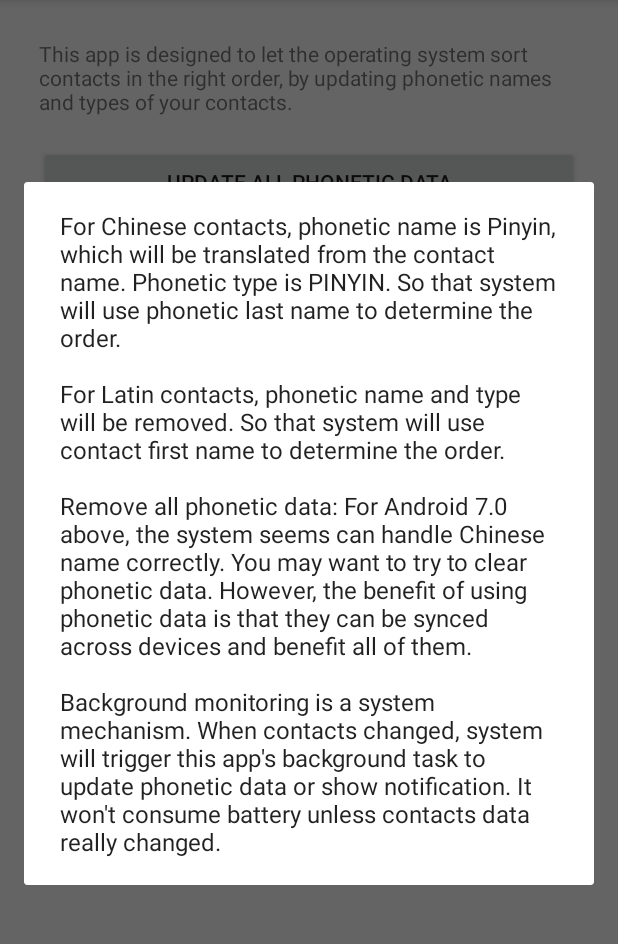
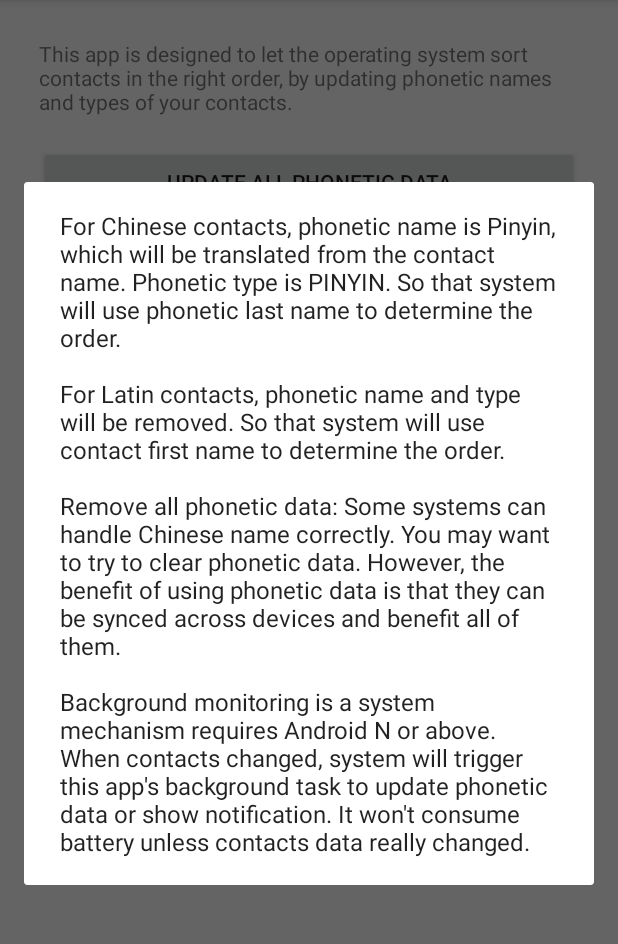
Before and after one commit to ranmocy/MonkeyTree, an Android app: the screen it shows after launch (MonkeyActivity), after a tap on "HOW THIS WORKS", on a phone screen of 412 x 824 dp, the part 84-1028 px from its top. Run offline under Robolectric (Android 15) with nearby library versions, the light colour scheme and no system bars; libraries missing offline, so code that uses them is left out: com.ibm.icu.

Commit message:
minor updates

```diff
--- a/app/src/main/res/layout/fragment_instruction.xml
+++ b/app/src/main/res/layout/fragment_instruction.xml
@@ -75,12 +75,12 @@
                     android:text="@string/switch_background"/>
             </RelativeLayout>
 
+            <View
+                android:layout_width="match_parent"
+                android:layout_height="1dp"
+                android:background="#444"/>
+
         </LinearLayout>
-
-        <View
-            android:layout_width="match_parent"
-            android:layout_height="1dp"
-            android:background="#444"/>
 
         <Button
             android:id="@+id/btn_learn_more"
--- a/app/src/main/res/values/strings.xml
+++ b/app/src/main/res/values/strings.xml
@@ -27,13 +27,13 @@
         \n\nFor Latin contacts, phonetic name and type will be removed. So that system will use
         contact first name to determine the order.
 
-        \n\nRemove all phonetic data: For Android 7.0 above, the system seems can handle Chinese name
-        correctly. You may want to try to clear phonetic data. However, the benefit of using
-        phonetic data is that they can be synced across devices and benefit all of them.
+        \n\nRemove all phonetic data: Some systems can handle Chinese name correctly. You may want
+        to try to clear phonetic data. However, the benefit of using phonetic data is that they can
+        be synced across devices and benefit all of them.
 
-        \n\nBackground monitoring is a system mechanism. When contacts changed, system will trigger
-        this app\'s background task to update phonetic data or show notification. It won\'t consume
-        battery unless contacts data really changed.
+        \n\nBackground monitoring is a system mechanism requires Android N or above. When contacts
+        changed, system will trigger this app\'s background task to update phonetic data or show
+        notification. It won\'t consume battery unless contacts data really changed.
     </string>
     <string name="btn_update_all">Update all phonetic data</string>
     <string name="btn_clear_all">Remove all phonetic data</string>
```
Also changed, not shown: 2 other files.
